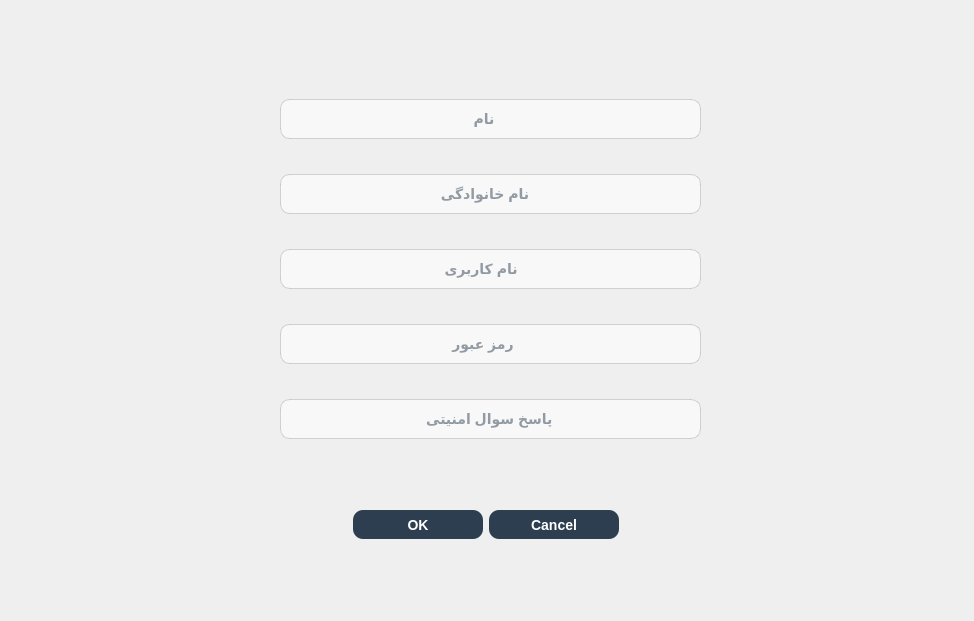
afkhamis1386-afk/bookCLUB_Project, file client/createadmindialog.ui: the form before one commit.
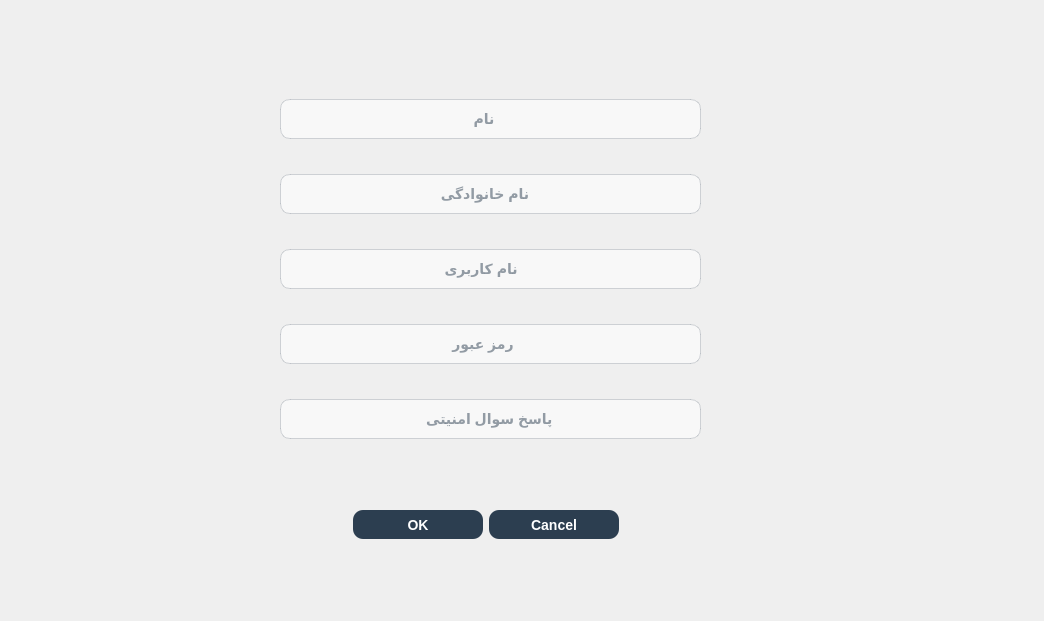
The form after the commit. Icons and pictures are not drawn.

Patch:
```diff
--- a/client/createadmindialog.ui
+++ b/client/createadmindialog.ui
@@ -6,7 +6,7 @@
    <rect>
     <x>0</x>
     <y>0</y>
-    <width>974</width>
+    <width>1044</width>
     <height>621</height>
    </rect>
   </property>
@@ -73,7 +73,7 @@
     <set>QDialogButtonBox::Cancel|QDialogButtonBox::Ok</set>
    </property>
   </widget>
-  <widget class="QWidget" name="">
+  <widget class="QWidget" name="layoutWidget">
    <property name="geometry">
     <rect>
      <x>280</x>
```
Left out of the diff: 2 changed lines with no effect on the pictures.
